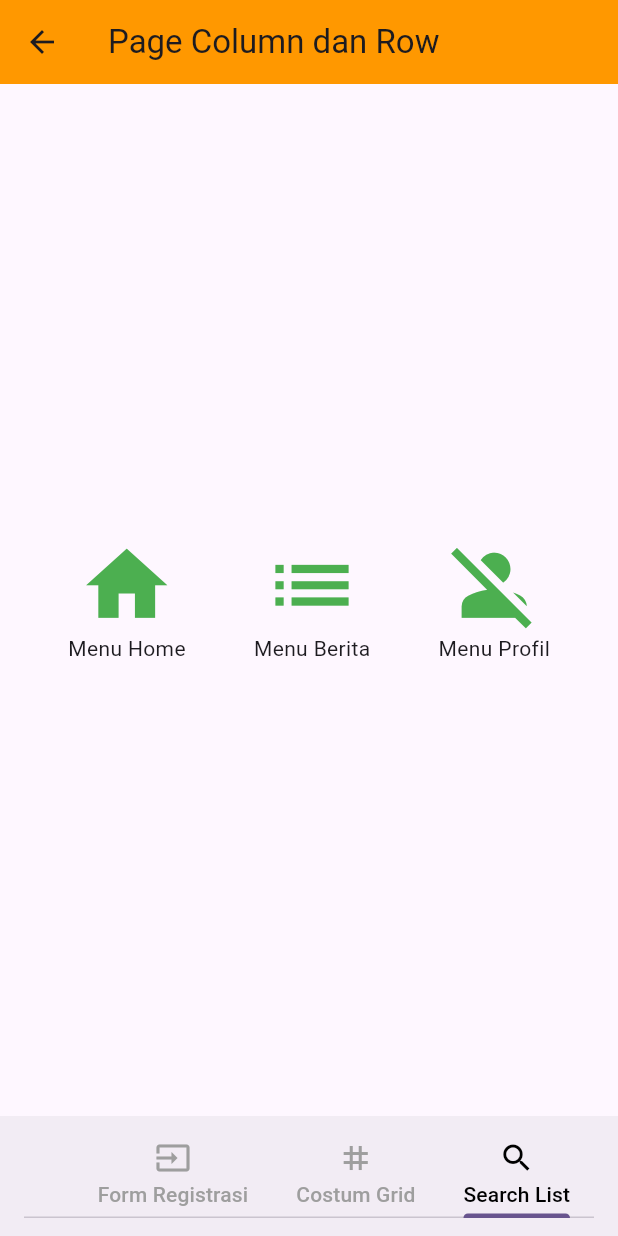
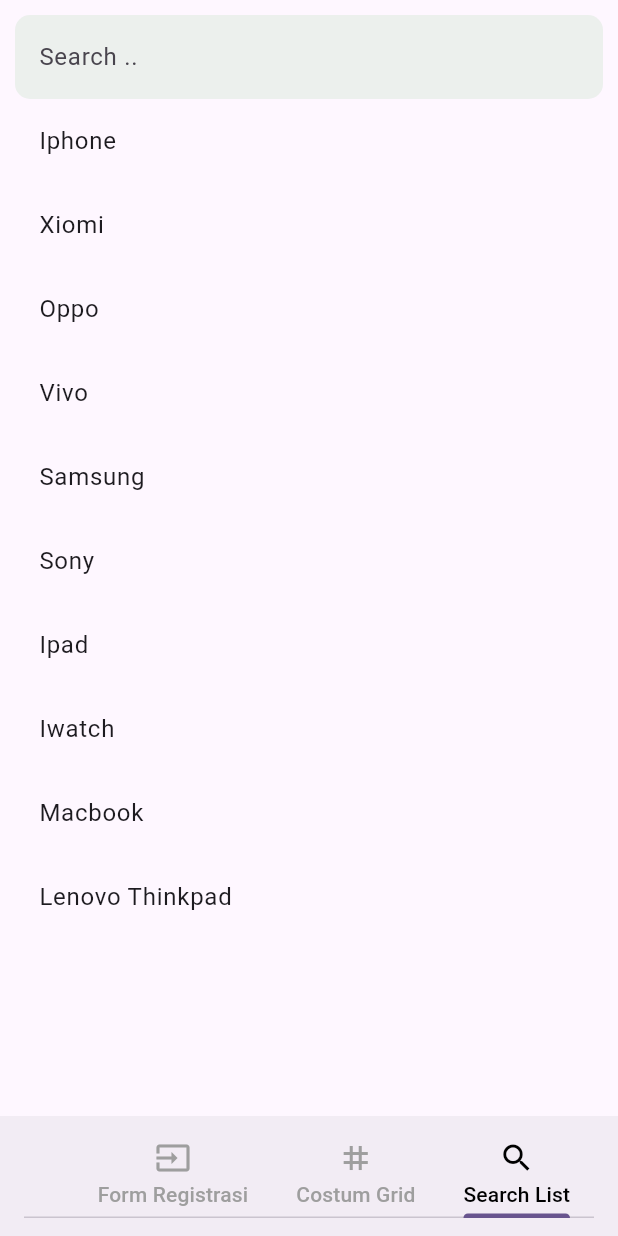
Before and after one commit to rizkipm/mi2c_mobile, a Flutter app: the PageBottomNavigationBar screen opened directly, tab 3 chosen, on a phone screen of 412 x 824 dp. Run offline on Flutter 3.47's test engine with Material 3 defaults, Android fonts, the phone set to English and light mode, and no system bars; our stand-ins replace flutter_styled_toast, fluttertoast; missing offline and left inert: dart:html; network calls fail.

Commit message:
update project

```diff
--- a/lib/screen_page/page_bottom_navigation.dart
+++ b/lib/screen_page/page_bottom_navigation.dart
@@ -2,6 +2,7 @@
 import 'package:mi2c_mobile/screen_page/page_column.dart';
 import 'package:mi2c_mobile/screen_page/page_form_register.dart';
 import 'package:mi2c_mobile/screen_page/page_passing_data.dart';
+import 'package:mi2c_mobile/screen_page/page_search_list.dart';
 
 class PageBottomNavigationBar extends StatefulWidget {
   const PageBottomNavigationBar({super.key});
@@ -31,7 +32,7 @@
         children: const [
           PageFormRegister(),
           PageColumn(),
-          PageColumnRow()
+          PageSearchList()
         ],
       ),
 
--- /dev/null
+++ b/lib/screen_page/page_search_list.dart
@@ -0,0 +1,105 @@
+import 'package:flutter/material.dart';
+
+class PageSearchList extends StatefulWidget {
+  const PageSearchList({super.key});
+
+  @override
+  State<PageSearchList> createState() => _PageSearchListState();
+}
+
+class _PageSearchListState extends State<PageSearchList> {
+  //item array untuk data list
+  List<String> listDevice=[
+    "Iphone",
+    "Xiomi",
+    "Oppo",
+    "Vivo",
+    "Samsung",
+    "Sony",
+    "Ipad",
+    "Iwatch",
+    "Macbook",
+    "Lenovo Thinkpad",
+  ];
+  bool isCari = true;
+  List<String> filterDevice=[];
+  TextEditingController txtCari = TextEditingController();
+
+  _PageSearchListState(){
+    txtCari.addListener(() {
+      if(txtCari.text.isEmpty){
+        setState(() {
+          isCari = true;
+          txtCari.text = "";
+        });
+      }else{
+        setState(() {
+          isCari = false;
+          txtCari.text != "";
+        });
+      }
+    });
+  }
+
+  @override
+  Widget build(BuildContext context) {
+    return Scaffold(
+      body: Padding(
+        padding: EdgeInsets.all(10),
+        child: Column(
+          children: [
+            TextFormField(
+              controller: txtCari,
+              decoration: InputDecoration(
+                hintText: "Search ..",
+                border: OutlineInputBorder(
+                  borderRadius: BorderRadius.circular(10),
+                  borderSide: BorderSide.none
+                ),
+                filled: true,
+                fillColor: Colors.green.withOpacity(0.1)
+              ),
+            ),
+            //kondisi untuk data list
+            isCari ? Expanded(
+                child: ListView.builder(
+                  itemCount: listDevice.length,
+                    itemBuilder: (context, index){
+                    return ListTile(
+                      title: Text(listDevice[index]),
+                    );
+                    })
+            )
+
+                : CreateFilterList()
+          ],
+        ),
+      ),
+    );
+  }
+
+  Widget CreateFilterList(){
+    filterDevice = [];
+    for(int i = 0; i<listDevice.length; i++){
+      var item = listDevice[i];
+      if(item.toLowerCase().contains(txtCari.text.toLowerCase())){
+        filterDevice.add(item);
+      }
+    }
+    return HasilSearch();
+  }
+
+  Widget HasilSearch(){
+    return Expanded(
+      child: ListView.builder(
+        itemCount: filterDevice.length,
+        itemBuilder: (context, index){
+          return ListTile(
+            title: Text(filterDevice[index]),
+          );
+        },
+      ),
+    );
+  }
+
+}
--- a/pubspec.yaml
+++ b/pubspec.yaml
@@ -38,6 +38,7 @@
   fluttertoast: ^8.2.4
   flutter_styled_toast: ^2.2.1
   intl: ^0.18.1
+  http: ^1.2.1
 
 dev_dependencies:
   flutter_test:
```
Also changed, not shown: lib/model/model_user.dart (added, +129 -0 lines), lib/screen_page/page_beranda.dart (+19 -0 lines), lib/screen_page/page_list_users.dart (added, +88 -0 lines).
